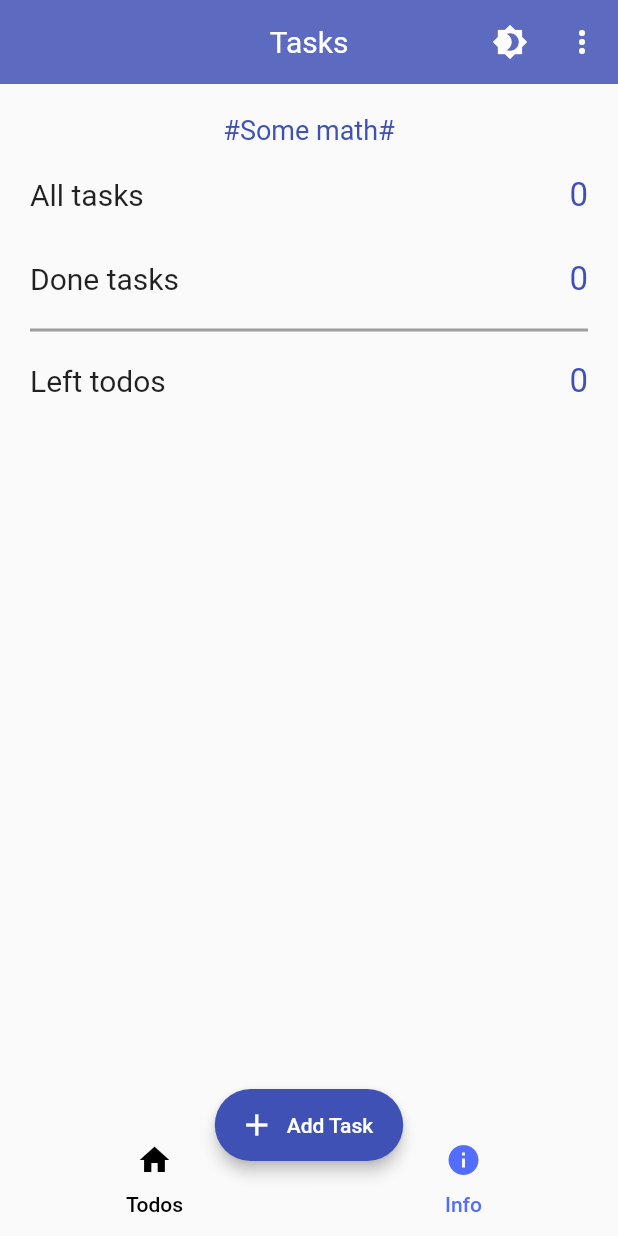
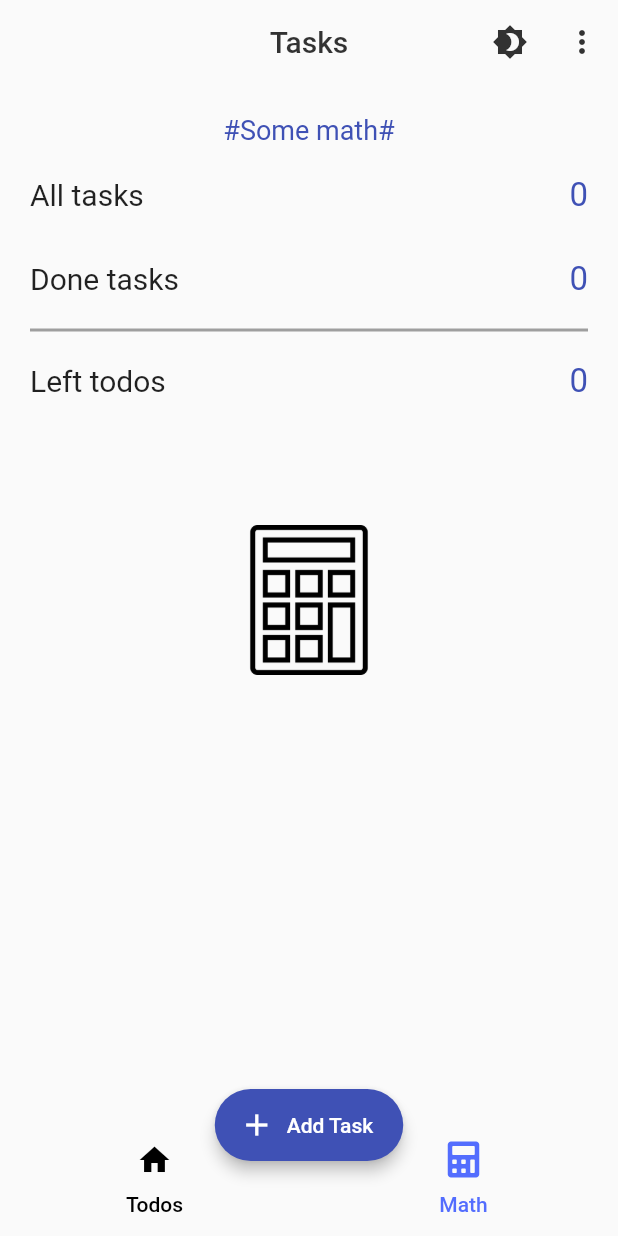
Before and after one commit to muyasser/taskit-todo-app, a Flutter app: the screen it shows after launch, tab 2 chosen, on a phone screen of 412 x 824 dp. Run offline on Flutter 3.47's test engine with Material 2 defaults, Android fonts, the phone set to English and light mode, and no system bars; our stand-ins replace flutter_slidable, font_awesome_flutter, rxdart, shared_preferences, sqflite; accounts and stored records are empty.

```diff
--- a/lib/app_state/theme_provider.dart
+++ b/lib/app_state/theme_provider.dart
@@ -8,6 +8,9 @@ final ThemeData _lightTheme = ThemeData(
   highlightColor: Colors.transparent,
   textTheme: TextTheme(
     button: TextStyle(color: Colors.white),
+    title: TextStyle(
+      color: Colors.black.withOpacity(.8),
+    ),
   ),
   iconTheme: IconThemeData(color: Colors.white),
   tabBarTheme: TabBarTheme(
@@ -15,10 +18,21 @@ final ThemeData _lightTheme = ThemeData(
     unselectedLabelColor: Colors.black,
   ),
   appBarTheme: AppBarTheme(
-    color: Colors.indigo.shade400,
+    color: Colors.transparent,
+    actionsIconTheme: IconThemeData(
+      color: Colors.black.withOpacity(.8),
+    ),
   ),
   bottomAppBarColor: Colors.transparent,
   toggleableActiveColor: Colors.indigoAccent,
+  accentIconTheme: IconThemeData(
+    color: Colors.red,
+  ),
+  accentTextTheme: TextTheme(
+    button: TextStyle(
+      color: Colors.black87,
+    ),
+  ),
 );
 
 final ThemeData _darkTheme = ThemeData(
@@ -32,8 +46,18 @@ final ThemeData _darkTheme = ThemeData(
     labelColor: Colors.white,
     unselectedLabelColor: Colors.grey,
   ),
-  textTheme: TextTheme(button: TextStyle(color: Colors.white)),
-  appBarTheme: AppBarTheme(color: Colors.indigo),
+  textTheme: TextTheme(
+    button: TextStyle(color: Colors.white),
+    title: TextStyle(
+      color: Colors.grey[300],
+    ),
+  ),
+  appBarTheme: AppBarTheme(
+    color: Colors.transparent,
+    actionsIconTheme: IconThemeData(
+      color: Colors.grey[300],
+    ),
+  ),
   toggleableActiveColor: Colors.indigoAccent,
 
   //bottomAppBarColor: Colors.transparent,
@@ -41,6 +65,12 @@ final ThemeData _darkTheme = ThemeData(
   bottomAppBarColor: Colors.transparent,
 
   buttonColor: Colors.grey[400],
+
+  accentTextTheme: TextTheme(
+    button: TextStyle(
+      color: Colors.grey[100],
+    ),
+  ),
 );
 
 class ThemeProvider {
--- a/lib/screens/home_screen.dart
+++ b/lib/screens/home_screen.dart
@@ -1,5 +1,6 @@
 import 'package:complete_todo_app/database/database_helper.dart';
 import 'package:flutter/material.dart';
+import 'package:font_awesome_flutter/font_awesome_flutter.dart';
 import '../app_state/bloc_provider.dart';
 import '../models/todo_model.dart';
 import '../widgets/remove_all_tasks_dialog.dart';
@@ -40,40 +41,68 @@ class _HomeState extends State<HomeScreen> with SingleTickerProviderStateMixin {
             ),
           );
         } else {
-          return ListView.builder(
+          return Container(
+            decoration: BoxDecoration(
+                //color: Colors.indigo[100],
+                ),
+            child: Stack(
+              children: <Widget>[
+                Padding(
+                  padding: const EdgeInsets.all(40),
+                  child: Align(
+                    alignment: Alignment.bottomCenter,
+                    child: Image.asset(
+                      'assets/add.png',
+                      fit: BoxFit.scaleDown,
+                      color: Colors.grey,
+                      colorBlendMode: BlendMode.modulate,
+                    ),
+                  ),
+                ),
+                ListView.builder(
                   controller: _lvController,
                   itemCount: snapshot.data.length,
                   physics: BouncingScrollPhysics(),
                   itemBuilder: (BuildContext context, int index) {
                     final item = snapshot.data[index];
                     return Slidable(
+                      closeOnScroll: true,
                       actionPane: SlidableStrechActionPane(),
                       actionExtentRatio: 0.2,
                       actions: <Widget>[
                         IconSlideAction(
+                          color: Colors.transparent,
+                          foregroundColor:
+                              Theme.of(context).accentTextTheme.button.color,
                           caption: snapshot.data[index].isComplete == true
                               ? 'Pending'
                               : 'Done',
                           icon: snapshot.data[index].isComplete == true
                               ? Icons.timelapse
                               : Icons.done_outline,
-                    onTap: () =>
-                        blocProvider.updateTodoStatus(snapshot.data[index]),
+                          onTap: () => blocProvider
+                              .updateTodoStatus(snapshot.data[index]),
                         ),
                       ],
                       secondaryActions: <Widget>[
                         IconSlideAction(
+                          closeOnTap: true,
                           caption: 'Edit',
                           icon: Icons.edit,
-                    //color: Colors.grey[300],
+                          color: Colors.transparent,
+                          foregroundColor:
+                              Theme.of(context).accentTextTheme.button.color,
                           onTap: () {
                             print('Edite success');
 
-                      Navigator.of(context)
-                          .pushNamed('/new', arguments: snapshot.data[index]);
+                            Navigator.of(context).pushNamed('/new',
+                                arguments: snapshot.data[index]);
                           },
                         ),
                         IconSlideAction(
+                            color: Colors.transparent,
+                            foregroundColor:
+                                Theme.of(context).accentTextTheme.button.color,
                             caption: 'Delete',
                             icon: Icons.delete,
                             //color: Colors.red,
@@ -91,15 +120,22 @@ class _HomeState extends State<HomeScreen> with SingleTickerProviderStateMixin {
                             decorationThickness: 1.4,
                           ),
                         ),
-                  subtitle: Text(Todo.mapPriority(snapshot.data[index].priority)
+                        trailing: snapshot.data[index].isComplete == true
+                            ? Icon(Icons.done)
+                            : SizedBox(),
+                        subtitle: Text(
+                            Todo.mapPriority(snapshot.data[index].priority)
                                 .toString()),
                         onTap: () {
                           print(index.toString());
-                    blocProvider.removeTodo(snapshot.data[index]);
+                          //blocProvider.removeTodo(snapshot.data[index]);
                         },
                       ),
                     );
                   },
+                ),
+              ],
+            ),
           );
         }
       } else {
@@ -113,12 +149,13 @@ class _HomeState extends State<HomeScreen> with SingleTickerProviderStateMixin {
     return Scaffold(
       resizeToAvoidBottomInset: false,
       appBar: AppBar(
+        actionsIconTheme: Theme.of(context).appBarTheme.actionsIconTheme,
         backgroundColor: Theme.of(context).appBarTheme.color,
         elevation: 0,
         centerTitle: true,
         title: Text(
           'Tasks',
-          style: TextStyle(color: Colors.white, fontWeight: FontWeight.normal),
+          style: Theme.of(context).textTheme.title,
         ),
         actions: <Widget>[
           // do some action hobb-ya
@@ -191,8 +228,8 @@ class _HomeState extends State<HomeScreen> with SingleTickerProviderStateMixin {
               text: 'Todos',
             ),
             Tab(
-              icon: Icon(Icons.info),
-              text: 'Info',
+              icon: Icon(FontAwesomeIcons.calculator),
+              text: 'Math',
             ),
           ],
         ),
--- a/lib/screens/info_screen.dart
+++ b/lib/screens/info_screen.dart
@@ -30,7 +30,9 @@ class _InfoScreenState extends State<InfoScreen> {
         builder: (context, snapshot) {
           return Container(
             padding: const EdgeInsets.all(20),
-            child: Column(
+            child: Stack(
+              children: <Widget>[
+                Column(
                   mainAxisAlignment: MainAxisAlignment.start,
                   mainAxisSize: MainAxisSize.min,
                   crossAxisAlignment: CrossAxisAlignment.stretch,
@@ -55,7 +57,8 @@ class _InfoScreenState extends State<InfoScreen> {
                         Text(
                           snapshot.data['allTodos'].toString(),
                           style: TextStyle(
-                          fontSize: 22, color: Theme.of(context).accentColor),
+                              fontSize: 22,
+                              color: Theme.of(context).accentColor),
                         ),
                       ],
                     ),
@@ -72,7 +75,8 @@ class _InfoScreenState extends State<InfoScreen> {
                         Text(
                           snapshot.data['doneTodos'].toString(),
                           style: TextStyle(
-                          fontSize: 22, color: Theme.of(context).accentColor),
+                              fontSize: 22,
+                              color: Theme.of(context).accentColor),
                         ),
                       ],
                     ),
@@ -91,7 +95,8 @@ class _InfoScreenState extends State<InfoScreen> {
                         Text(
                           "${snapshot.data['allTodos'] - snapshot.data['doneTodos']}",
                           style: TextStyle(
-                          fontSize: 22, color: Theme.of(context).accentColor),
+                              fontSize: 22,
+                              color: Theme.of(context).accentColor),
                         ),
                       ],
                     ),
@@ -115,6 +120,9 @@ class _InfoScreenState extends State<InfoScreen> {
                         ),
                       ),
                     ),
+                    SizedBox(
+                      height: 20,
+                    ),
                     Center(
                       child: (snapshot.data['doneTodos'] /
                                   snapshot.data['allTodos'] *
@@ -125,7 +133,20 @@ class _InfoScreenState extends State<InfoScreen> {
                               size: 50,
                               color: Colors.indigoAccent,
                             )
-                      : SizedBox(),
+                          : SizedBox(
+                              width: 100,
+                              height: 100,
+                              child: Align(
+                                alignment: Alignment.bottomCenter,
+                                child: Image.asset(
+                                  'assets/calc.png',
+                                  color: Colors.grey,
+                                  colorBlendMode: BlendMode.modulate,
+                                ),
+                              ),
+                            ),
+                    ),
+                  ],
                 ),
               ],
             ),
--- a/pubspec.yaml
+++ b/pubspec.yaml
@@ -20,6 +20,7 @@ dependencies:
   flutter:
     sdk: flutter
   rxdart: ^0.22.0
+  font_awesome_flutter: ^8.5.0
 
   # The following adds the Cupertino Icons font to your application.
   # Use with the CupertinoIcons class for iOS style icons.
@@ -41,7 +42,7 @@ dev_dependencies:
 # The following section is specific to Flutter.
 flutter:
   assets:
-    - assets/empty.png
+    - assets/
   # The following line ensures that the Material Icons font is
   # included with your application, so that you can use the icons in
   # the material Icons class.
```
Also changed, not shown: lib/screens/add_task_screen.dart (+38 -9 lines), assets/24863.jpg (added), assets/24885.jpg (added), assets/5590-g.jpg (added), assets/5590.jpg (added), assets/add.png (added), assets/add_old.png (added), assets/calc.png (added), assets/dd.jpg (added), assets/empty2.png (added), assets/empty3.png (added), assets/empty_todos.png (added), assets/home.png (added), assets/ww.png (added), 1 more files. Lines whose indentation alone changed are shown as unchanged.
